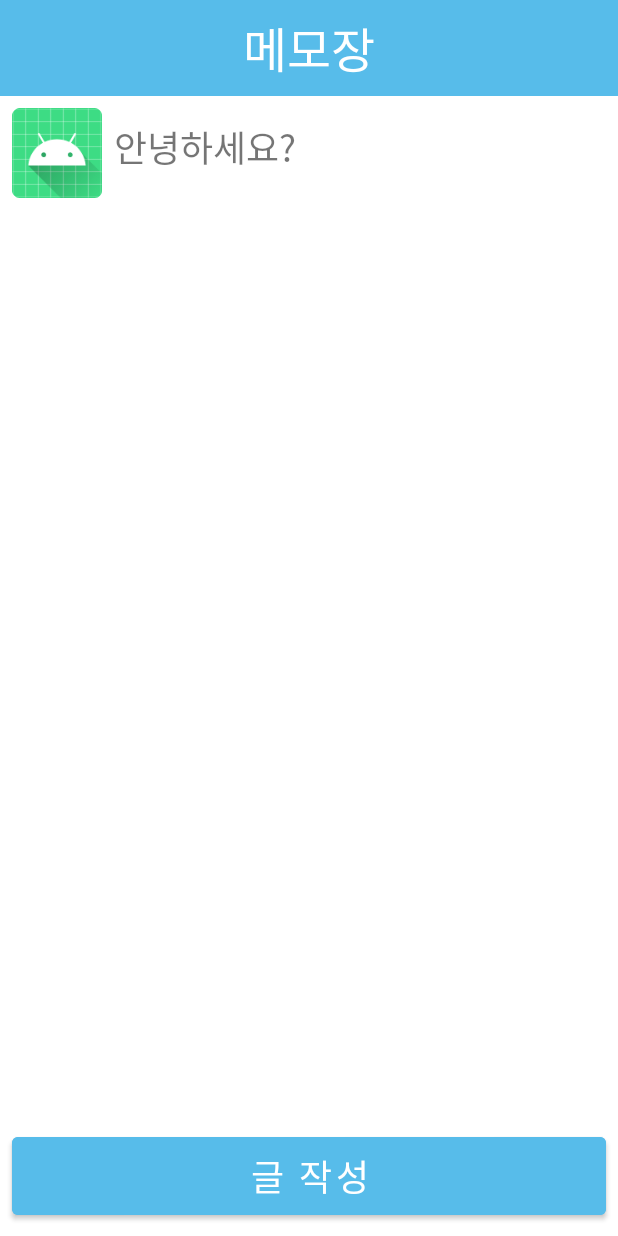
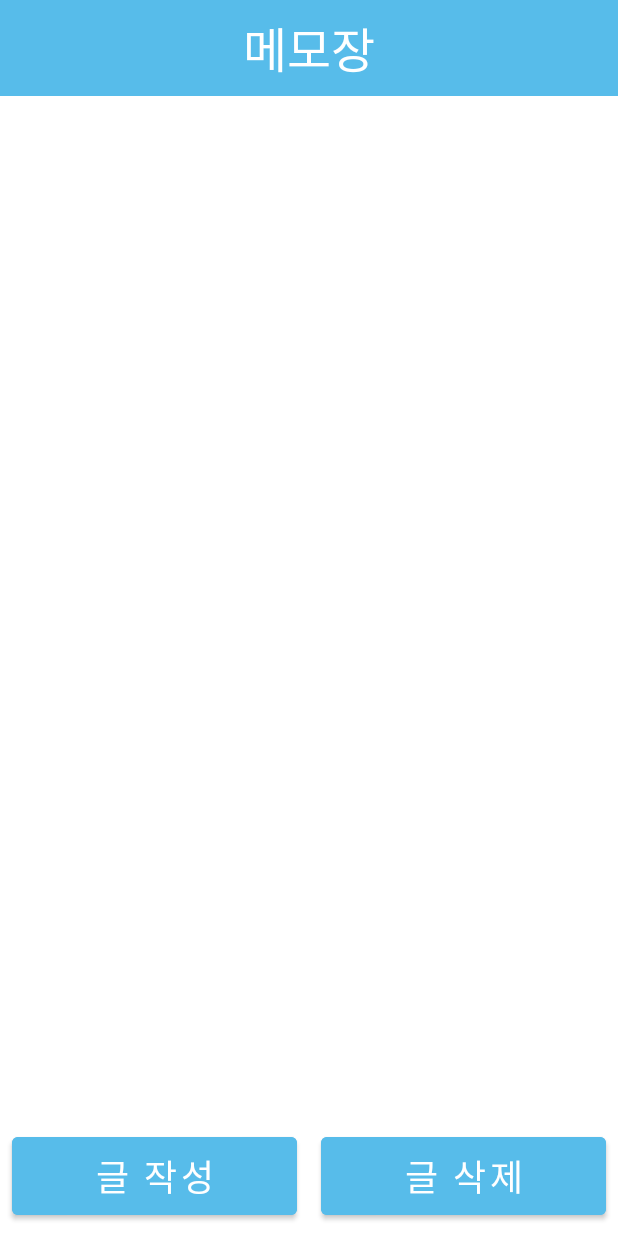
Before and after one commit to 7angJung/SW_DDOS, an Android app: the screen it shows after launch (MainActivity), on a phone screen of 412 x 824 dp. Run offline under Robolectric (Android 15) with nearby library versions, the light colour scheme and no system bars.

Commit message:
메모장 기능 다수 손봄, 데이터 유지하게끔 변경하였고 글 수정 가능, 글 삭제는 문제가 있어 리스트의 맨 끝을 지우는 식으로 적용

```diff
--- a/app/build.gradle
+++ b/app/build.gradle
@@ -33,7 +33,9 @@ dependencies {
     implementation 'androidx.appcompat:appcompat:1.4.1'
     implementation 'com.google.android.material:material:1.5.0'
     implementation 'androidx.constraintlayout:constraintlayout:2.1.3'
+    implementation 'com.google.code.gson:gson:2.8.9'
     testImplementation 'junit:junit:4.13.2'
     androidTestImplementation 'androidx.test.ext:junit:1.1.3'
     androidTestImplementation 'androidx.test.espresso:espresso-core:3.4.0'
+
 }
--- a/app/src/main/java/com/example/onlineboard/MainActivity.java
+++ b/app/src/main/java/com/example/onlineboard/MainActivity.java
@@ -2,7 +2,9 @@ package com.example.onlineboard;
 
 import android.content.Context;
 import android.content.Intent;
+import android.content.SharedPreferences;
 import android.os.Bundle;
+import android.util.Log;
 import android.view.View;
 import android.widget.Button;
 
@@ -12,20 +14,28 @@ import androidx.appcompat.app.AppCompatActivity;
 import androidx.recyclerview.widget.LinearLayoutManager;
 import androidx.recyclerview.widget.RecyclerView;
 
+import com.google.gson.Gson;
+import com.google.gson.reflect.TypeToken;
+
+import java.lang.reflect.Type;
 import java.text.SimpleDateFormat;
 import java.util.ArrayList;
-import java.util.Date;
 
 public class MainActivity extends AppCompatActivity {
 
     static ArrayList<Post> testDataSet; // Post 클래스를 저장하는 ArrayList, DB 연동시 변경 예정
     static CustomAdapter customAdapter; // RecyclerView 관리를 위한 Adapter
-    static final int CREATE_POST_REQUEST = 1;
+    private static final int CREATE_POST_REQUEST = 1;
+    private static final int EDIT_POST_REQUEST = 2;
+    private static final int DELETE_POST_REQUEST = 3;
+
+    Post post;
 
     @Override
     protected void onCreate(Bundle savedInstanceState) { // 화면 생성
         super.onCreate(savedInstanceState);
         setContentView(R.layout.activity_main);
+
 
         ActionBar actionBar = getSupportActionBar();
         if (actionBar != null) {
@@ -39,22 +49,9 @@ public class MainActivity extends AppCompatActivity {
 
         testDataSet = new ArrayList<>(); // ArrayList 할당
 
-        int id = 0; String title = "안녕하세요?";
-        String content = "당신이 원하는 내용을 작성하고 정리하여 기록하세요!";    String author = "개발자";
-        // post 요소들 (id, 제목, 내용, 작성자) 설정
-        long currentTimeMillis = System.currentTimeMillis(); // 시간 정ㄷ보 저장
+        //--------------------------------------------------------
 
-
-        // 밀리초를 Date 객체로 변환
-        Date date = new Date(currentTimeMillis);
-
-        // Date 객체를 원하는 형식의 문자열로 변환
-        String timeStamp = dateFormat.format(date);
-
-        // post 객체 생성한 후 ArrayList에 추가
-        Post post = new Post(id, title, content, timeStamp);
-        testDataSet.add(post);
-        //--------------------------------------------------------
+        loadPosts();
 
         // recyclerView 객체
         RecyclerView recyclerView = findViewById(R.id.recyclerView);
@@ -90,21 +87,35 @@ public class MainActivity extends AppCompatActivity {
             }
         }); // 글 작성 버튼 누를 시 처리
 
+        Button deleteButton = findViewById(R.id.delete_button);
+        deleteButton.setOnClickListener(new View.OnClickListener() {
+            @Override
+            public void onClick(View v) {
+                // 리스트의 맨 끝 파일 삭제
+                if (!testDataSet.isEmpty()) {
+                    Post lastPost = testDataSet.get(testDataSet.size() - 1);
+                    testDataSet.remove(lastPost);
+                    customAdapter.notifyDataSetChanged();
+                    Log.d("DeletePost", "Deleted last post: " + lastPost.getTitle());
+                } else {
+                    Log.d("DeletePost", "List is empty. Nothing to delete.");
+                }
+            }
+        }); // 글 삭제 버튼 처리
     }
 
     @Override
     protected void onActivityResult(int requestCode, int resultCode, @Nullable Intent data) {
         super.onActivityResult(requestCode, resultCode, data);
+        Log.d("requestCode","Received requestCode: " + requestCode);
 
         if (requestCode == CREATE_POST_REQUEST && resultCode == RESULT_OK && data != null) {
-
+            // 글 작성 또는 수정이 완료된 경우, 데이터 갱신
             if (data.hasExtra("newPost")) {
                 Post newPost = (Post) data.getSerializableExtra("newPost");
                 testDataSet.add(newPost);
                 customAdapter.notifyDataSetChanged();
-            }
-
-            if (data.hasExtra("updatedPost")) {
+            } else if (data.hasExtra("updatedPost")) {
                 Post updatedPost = (Post) data.getSerializableExtra("updatedPost");
                 // Update the post in the testDataSet
                 int index = findPostIndexById(updatedPost.getPost_id());
@@ -114,7 +125,6 @@ public class MainActivity extends AppCompatActivity {
                 }
             }
         }
-
     }
 
     private int findPostIndexById(int postId) {
@@ -125,4 +135,42 @@ public class MainActivity extends AppCompatActivity {
         }
         return -1; // 포스트 발견 실패시
     }
+
+    private void savePosts() {
+        // SharedPreferences 객체 생성
+        SharedPreferences sharedPreferences = getPreferences(MODE_PRIVATE);
+        SharedPreferences.Editor editor = sharedPreferences.edit();
+
+        // 데이터를 JSON 형식으로 변환하여 저장
+        Gson gson = new Gson();
+        String json = gson.toJson(testDataSet);
+        editor.putString("posts", json);
+
+        // 변경사항을 적용하고 저장
+        editor.apply();
+    }
+
+    private void loadPosts() {
+        // SharedPreferences 객체 생성
+        SharedPreferences sharedPreferences = getPreferences(MODE_PRIVATE);
+
+        // 저장된 JSON 데이터 불러오기
+        String json = sharedPreferences.getString("posts", null);
+
+        if (json != null) {
+            // JSON을 객체로 변환하여 testDataSet에 저장
+            Gson gson = new Gson();
+            Type type = new TypeToken<ArrayList<Post>>() {}.getType();
+            testDataSet = gson.fromJson(json, type);
+        } else {
+            // 저장된 데이터가 없을 경우 빈 ArrayList 생성
+            testDataSet = new ArrayList<>();
+        }
+    }
+
+    @Override
+    protected void onPause() {
+        super.onPause();
+        savePosts();
+    }
 }
--- a/app/src/main/res/layout/activity_main.xml
+++ b/app/src/main/res/layout/activity_main.xml
@@ -38,6 +38,18 @@
             android:text="글 작성"
             android:textColor="#FFFFFF"
             android:textSize="24dp" />
+
+        <Button
+            android:id="@+id/delete_button"
+            android:layout_width="0dp"
+            android:layout_height="wrap_content"
+            android:layout_margin="8dp"
+            android:layout_weight="1"
+            android:backgroundTint="#57BCEA"
+            android:padding="8dp"
+            android:text="글 삭제"
+            android:textColor="#FFFFFF"
+            android:textSize="24dp"/>
     </LinearLayout>
 
 </LinearLayout>
--- a/app/src/main/res/menu/post_menu.xml
+++ b/app/src/main/res/menu/post_menu.xml
@@ -6,9 +6,4 @@
         android:id="@+id/action_edit"
         android:title="수정"
         app:showAsAction="ifRoom" />
-
-    <item
-        android:id="@+id/action_delete"
-        android:title="삭제"
-        app:showAsAction="ifRoom" />
 </menu>
```
Also changed, not shown: app/src/main/java/com/example/onlineboard/PostActivity.java (+7 -11 lines).
